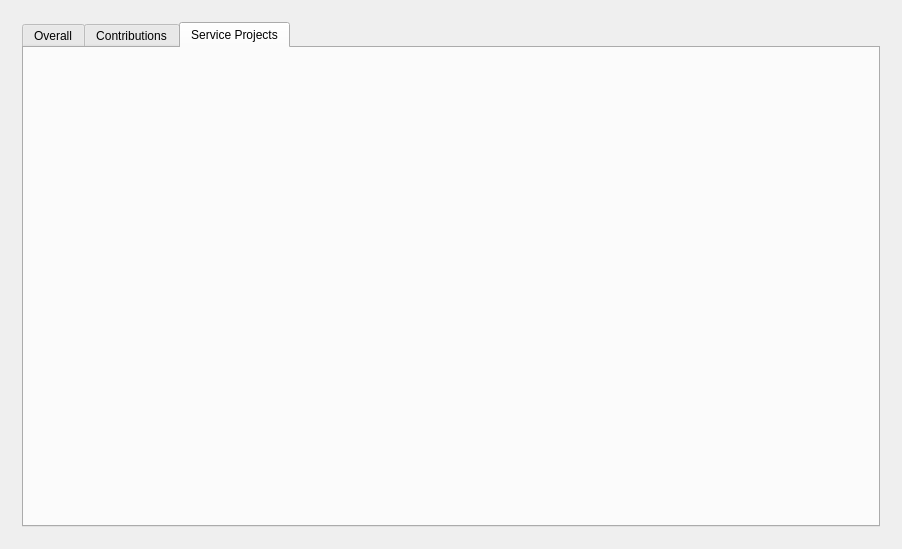
The window that NHS_BullDog_Log/mainwidget.ui (shanetorres/NHS-BullDogLog) describes before a commit, drawn with Qt 5.
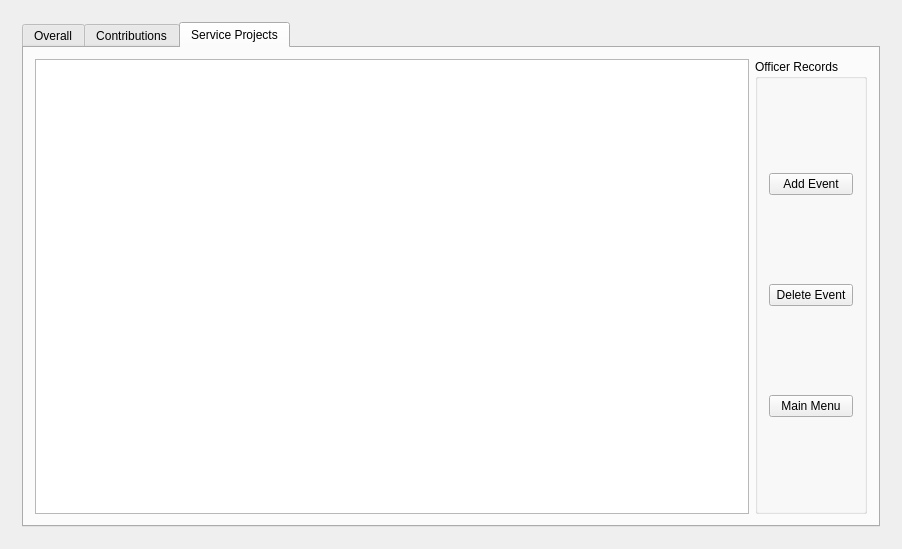
The same window after the commit. The open tabs and pages were chosen to show the change.

Commit message: Added service project tab functionality

Patch:
```diff
--- a/NHS_BullDog_Log/mainwidget.ui
+++ b/NHS_BullDog_Log/mainwidget.ui
@@ -158,6 +158,41 @@
           <attribute name="title">
            <string>Service Projects</string>
           </attribute>
+          <layout class="QGridLayout" name="gridLayout_5">
+           <item row="0" column="0">
+            <widget class="QTableView" name="serviceTableView"/>
+           </item>
+           <item row="0" column="1">
+            <widget class="QGroupBox" name="serviceProjectsGroupBox">
+             <property name="title">
+              <string>Officer Records</string>
+             </property>
+             <layout class="QVBoxLayout" name="verticalLayout_5">
+              <item>
+               <widget class="QPushButton" name="serveAddEventButton">
+                <property name="text">
+                 <string>Add Event</string>
+                </property>
+               </widget>
+              </item>
+              <item>
+               <widget class="QPushButton" name="serveDeleteEventButton">
+                <property name="text">
+                 <string>Delete Event</string>
+                </property>
+               </widget>
+              </item>
+              <item>
+               <widget class="QPushButton" name="serveMenuButton">
+                <property name="text">
+                 <string>Main Menu</string>
+                </property>
+               </widget>
+              </item>
+             </layout>
+            </widget>
+           </item>
+          </layout>
          </widget>
         </widget>
        </item>
```
Left out of the diff: 2 changed lines with no effect on the pictures. The commit also changes 11 other files.
